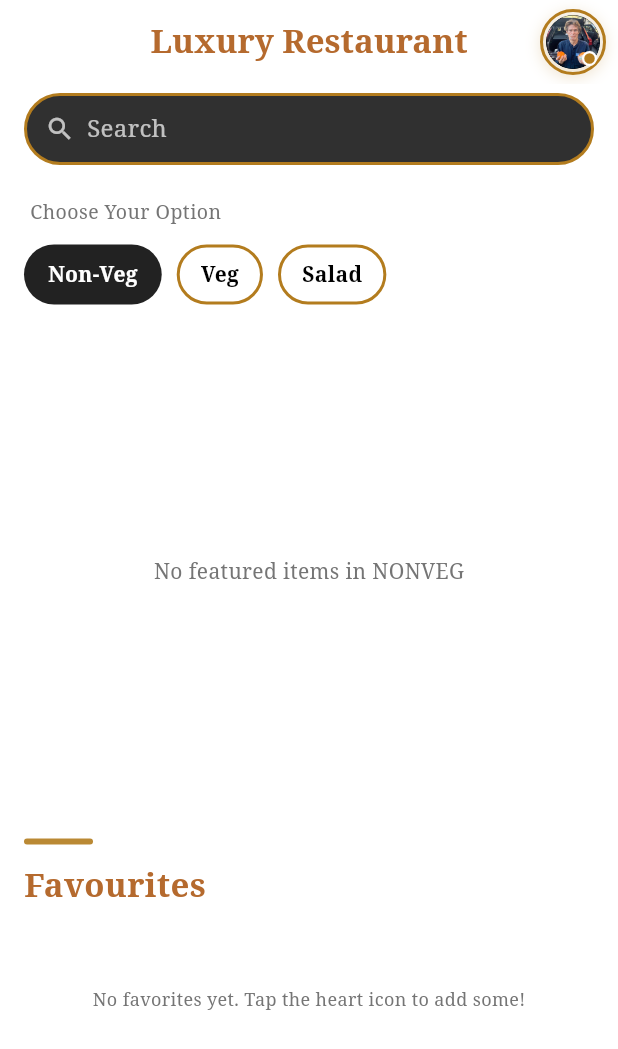
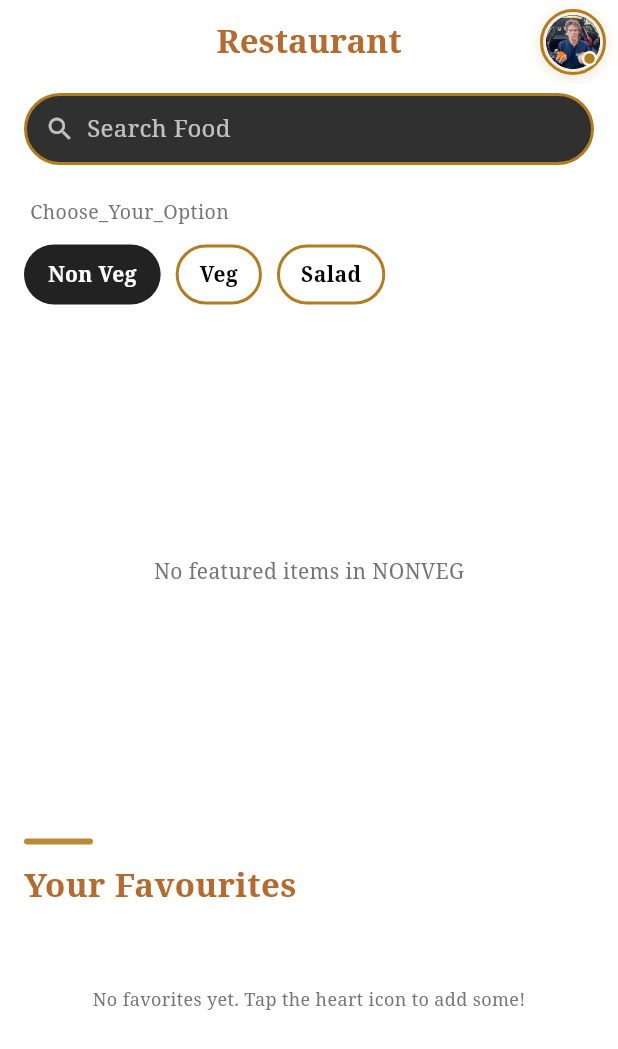
Before and after one commit to Leathelson/restaurant-app, a Flutter app: the screen it shows once a user with an empty profile is signed in, on a phone screen of 412 x 824 dp. Shown: the top 1049 px of the screen. Run offline on Flutter 3.47's test engine with Material 3 defaults, Android fonts, the light colour scheme and no system bars; our stand-ins replace audioplayers, cloud_firestore, firebase_auth, firebase_core, flutter_tts, shared_preferences and 1 more; missing offline and left inert: emailjs; accounts and stored records are empty; generated files the repository leaves out were written again; network calls fail.

Commit message:
Added translation in the dashboard

```diff
--- a/lib/main.dart
+++ b/lib/main.dart
@@ -18,7 +18,8 @@ void main() async {
 
   // Ensure AppData has a default language before the UI builds
   if (AppData.selectedLanguage.isEmpty) {
-    AppData.selectedLanguage = 'en';
+    AppData.selectedLanguage = 'English';
+    languageNotifier.value = 'English';
   }
 
   await TTSService.instance.init();
--- a/lib/models/app_data.dart
+++ b/lib/models/app_data.dart
@@ -60,12 +60,14 @@ class AppData {
     loyaltyPoints: 150,
   );
 
-  static String selectedLanguage = 'en';
+
+  static String selectedLanguage = 'English';
 
   static final Map<String, Map<String, String>> translations = {
-    'en': {
+    'English': {
       'Restaurant': 'Luxury Restaurant',
       'Search Food': 'Search for food...',
+      'Choose_Your_Option': 'Choose Your Option',
       'Non Veg': 'Non-Veg',
       'Veg': 'Veg',
       'Salad': 'Salad',
@@ -83,21 +85,21 @@ class AppData {
       'login': 'Login',
       'register': 'Sign Up',
     },
-    'es': {
-      'Restaurant': 'Restaurante de Lujo',
-      'Search Food': 'Buscar comida...',
-      'Non Veg': 'No-Vegetariano',
-      'Veg': 'Vegetariano',
-      'Salad': 'Ensalada',
-      'Favourites': 'Sus Favoritos',
-      'No items': 'No se encontraron artículos',
-      'No favourites yet': 'Aún no hay favoritos',
+    'Spanish': {
+      'restaurant': 'Restaurante de Lujo',
+      'search food': 'Buscar comida...',
+      'choose_your_option': 'Elige tu opción',
+      'non veg': 'No-Vegetariano',
+      'veg': 'Vegetariano',
+      'salad': 'Ensalada',
+      'favourites': 'Sus Favoritos',
+      'no items': 'No se encontraron artículos',
+      'no favourites yet': 'Aún no hay favoritos',
       'app_title': 'Restaurante de Lujo',
       'search_hint': 'Buscar comida...',
       'cat_non_veg': 'No-Vegetariano',
       'cat_veg': 'Vegetariano',
       'cat_salad': 'Ensalada',
-      'favourites': 'Sus Favoritos',
       'no_items': 'No se encontraron artículos',
       'no_fav_yet': 'Aún no hay favoritos',
       'login': 'Iniciar Sesión',
@@ -107,7 +109,7 @@ class AppData {
       'east coast citrus garlic': 'Ajo Cítrico del Atlántico',
       'wagyu a5 steak': 'Corte de Wagyu A5 de Kobe',
     },
-    'fr': {
+    'French': {
       'Restaurant': 'Restaurant de Luxe',
       'Search Food': 'Rechercher...',
       'Non Veg': 'Non-Végé',
--- a/lib/screens/dashboard/dashboard_screen.dart
+++ b/lib/screens/dashboard/dashboard_screen.dart
@@ -2,6 +2,8 @@ import 'package:flutter/material.dart';
 import 'package:cloud_firestore/cloud_firestore.dart';
 import 'package:luxury_restaurant_app/services/favorites_service.dart';
 import 'package:luxury_restaurant_app/services/sound_service.dart';
+import 'package:luxury_restaurant_app/models/app_data.dart';
+import 'package:luxury_restaurant_app/main.dart'; // To access languageNotifier
 import '../../models/food_model.dart';
 import '../food/food_detail_screen.dart';
 import '../profile/profile_screen.dart';
@@ -56,13 +58,17 @@ class _DashboardScreenState extends State<DashboardScreen> {
     final cardWidth = _getCardWidth(w, isLandscape);
     final cardHeight = _getCardHeight(isLandscape);
 
+
+  return ValueListenableBuilder<String>(
+  valueListenable: languageNotifier,
+  builder: (context, value, child) {
     return Scaffold(
       backgroundColor: Colors.white,
       appBar: AppBar(
         backgroundColor: Colors.white,
         elevation: 0,
         title: Text(
-          'Luxury Restaurant',
+          AppData.trans('Restaurant') ?? 'Luxury Restaurant',
           style: TextStyle(
             color: titleColor,
             fontSize: isLandscape ? 20 : 22,
@@ -170,7 +176,7 @@ class _DashboardScreenState extends State<DashboardScreen> {
                           Icon(Icons.search, color: Colors.white70, size: isLandscape ? 18 : 20),
                           SizedBox(width: 8),
                           Text(
-                            'Search',
+                            AppData.trans('Search Food') ?? 'Search for food...',
                             style: TextStyle(
                               color: Colors.white70,
                               fontSize: isLandscape ? 14 : 16,
@@ -187,7 +193,7 @@ class _DashboardScreenState extends State<DashboardScreen> {
             Padding(
               padding: const EdgeInsets.only(left: 4, top: 8, bottom: 6),
               child: Text(
-                'Choose Your Option',
+                AppData.trans( 'Choose_Your_Option') ?? 'Choose Your Option',
                 style: TextStyle(
                   color: Colors.grey[600],
                   fontSize: isLandscape ? 12 : 13,
@@ -200,9 +206,9 @@ class _DashboardScreenState extends State<DashboardScreen> {
             Wrap(
               spacing: 10,
               children: [
-                _categoryChip('Non-Veg', 0, Colors.black87, isLandscape),
-                _categoryChip('Veg', 1, Colors.red[800]!, isLandscape),
-                _categoryChip('Salad', 2, goldCard, isLandscape),
+                _categoryChip(AppData.trans('Non Veg') ?? 'Non-Veg', 0, Colors.black87, isLandscape),
+                _categoryChip(AppData.trans('Veg') ?? 'Veg', 1, Colors.red[800]!, isLandscape),
+                _categoryChip(AppData.trans('Salad') ?? 'Salad', 2, goldCard, isLandscape),
               ],
             ),
             SizedBox(height: isLandscape ? 14 : 18),
@@ -389,7 +395,7 @@ class _DashboardScreenState extends State<DashboardScreen> {
             ),
             SizedBox(height: isLandscape ? 10 : 12),
             Text(
-              'Favourites',
+              AppData.trans('Favourites') ?? 'Your Favourites',
               style: TextStyle(
                 color: titleColor,
                 fontSize: isLandscape ? 18 : 22,
@@ -520,6 +526,8 @@ class _DashboardScreenState extends State<DashboardScreen> {
       ),
     );
   }
+  );
+  }
 
   Widget _buildFoodImage(String? imagePath, {required bool isLandscape}) {
     final height = isLandscape ? 130.0 : 160.0;
```
Also changed, not shown: lib/models/food_model.dart (+18 -2 lines), 2 other files.
